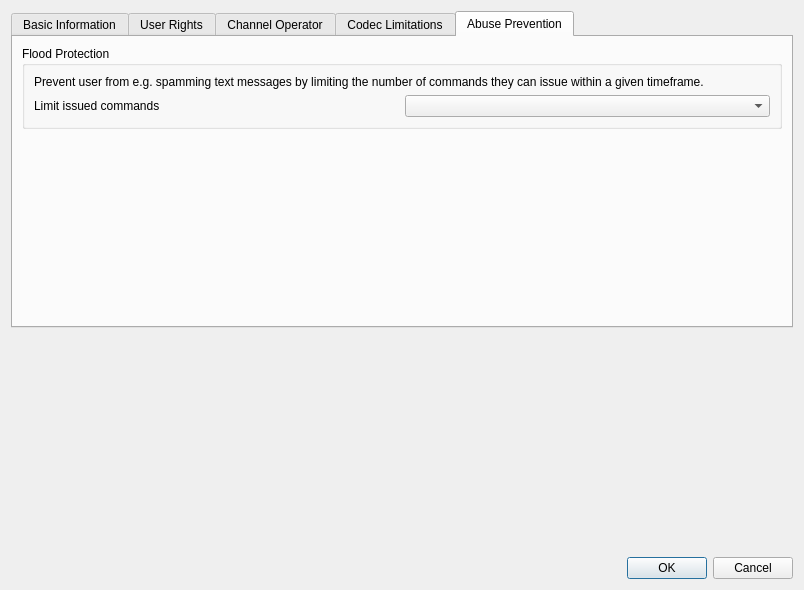
Qt form Client/qtTeamTalk/useraccountdlg.ui (BearWare/TeamTalk5) before a commit.
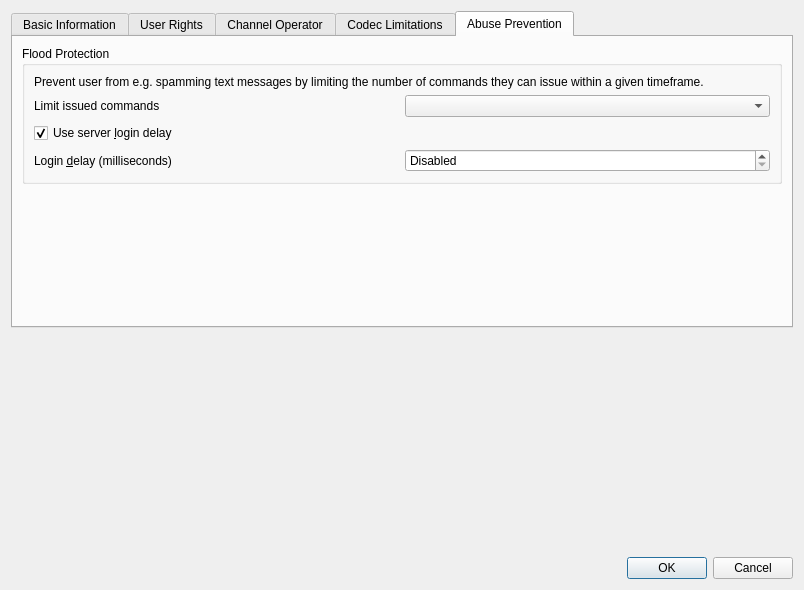
The same form after that commit. The open tabs and pages were chosen to show the change. Custom widgets are drawn as their Qt base class.

Commit message: Add account-specific login-delay overrides and Qt controls

```diff
--- a/Client/qtTeamTalk/useraccountdlg.ui
+++ b/Client/qtTeamTalk/useraccountdlg.ui
@@ -392,6 +392,43 @@
             </item>
            </layout>
           </item>
+          <item>
+           <widget class="QCheckBox" name="defaultLoginDelayCheckBox">
+            <property name="text">
+             <string>Use server &amp;login delay</string>
+            </property>
+            <property name="checked">
+             <bool>true</bool>
+            </property>
+           </widget>
+          </item>
+          <item>
+           <layout class="QHBoxLayout" name="loginDelayLayout">
+            <item>
+             <widget class="QLabel" name="loginDelayLabel">
+              <property name="text">
+               <string>Login &amp;delay (milliseconds)</string>
+              </property>
+              <property name="buddy">
+               <cstring>loginDelaySpinBox</cstring>
+              </property>
+             </widget>
+            </item>
+            <item>
+             <widget class="QSpinBox" name="loginDelaySpinBox">
+              <property name="maximum">
+               <number>2147483647</number>
+              </property>
+              <property name="specialValueText">
+               <string>Disabled</string>
+              </property>
+              <property name="toolTip">
+               <string>Minimum interval between login attempts from the same IP address. Applies to this account, including administrators. Zero disables the delay when the server default is not selected. Requires a server supporting account login-delay overrides.</string>
+              </property>
+             </widget>
+            </item>
+           </layout>
+          </item>
          </layout>
         </widget>
        </item>
```
The commit also changes 18 other files.
